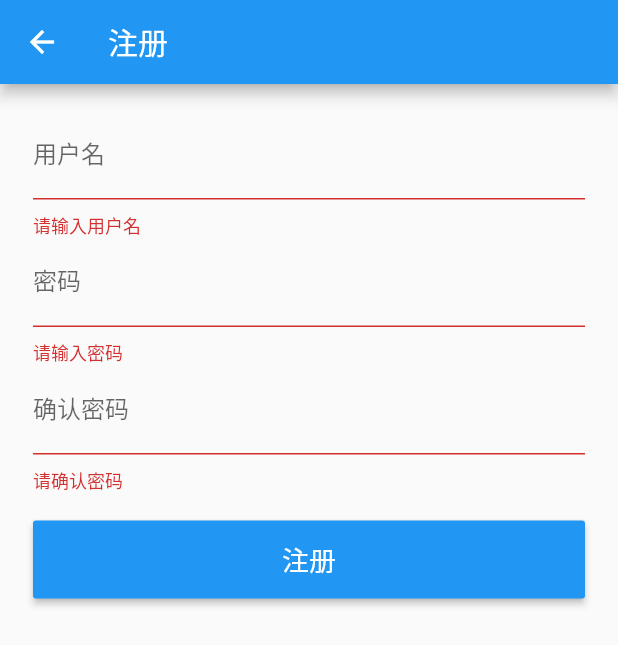
After one commit to Oaman/FlutterX, a Flutter app: the RegisterPage screen opened directly, after a tap on "注册", on a phone screen of 412 x 824 dp. The commit adds this screen. Shown: the top 645 px of the screen. Run offline on Flutter 3.47's test engine with Material 2 defaults, Android fonts, the phone set to English and light mode, and no system bars; our stand-ins replace cookie_jar, dio, dio_cookie_manager, event_bus, shared_preferences, toast; missing offline and left inert: banner_view, flukit, flutter_webview_plugin; accounts and stored records are empty; network calls fail; statements that could not run were skipped.

Commit message:
add register page

```diff
--- a/lib/common/http/api.dart
+++ b/lib/common/http/api.dart
@@ -11,6 +11,9 @@ class Api {
 
   //登录
   static const String LOGIN = "user/login";
+
+  //注册
+  static const String REGISTER = "user/register";
 
   static init() async {
     _http = HttpManager.getInstance();
@@ -26,6 +29,13 @@ class Api {
     return await _http.request(LOGIN, data: formData, method: "post");
   }
 
+  static register(String name, String pwd) async {
+    ///必须使用Form表单提交
+    var formData = FormData.fromMap(
+        {"username": name, "password": pwd, "repassword": pwd});
+    return await _http.request(REGISTER, data: formData, method: "post");
+  }
+
   static void clearCookie() {
     _http.clearCookie();
   }
--- a/lib/common/http/http_manager.dart
+++ b/lib/common/http/http_manager.dart
@@ -50,5 +50,7 @@ class HttpManager {
     }
   }
 
-  void clearCookie() {}
+  void clearCookie() {
+    _persistCookieJar.deleteAll();
+  }
 }
--- a/lib/ui/pages/login_page.dart
+++ b/lib/ui/pages/login_page.dart
@@ -3,6 +3,7 @@ import 'package:flutter/material.dart';
 import 'package:flutter_app/common/event/events.dart';
 import 'package:flutter_app/common/http/api.dart';
 import 'package:flutter_app/manager/app_manager.dart';
+import 'package:flutter_app/ui/pages/register_page.dart';
 import 'package:toast/toast.dart';
 
 class LoginPage extends StatefulWidget {
@@ -36,6 +37,7 @@ class _LoginPageState extends State<LoginPage> {
               _buildUserName(),
               _buildPassword(),
               _buildLogin(),
+              _buildRegister(),
             ],
           )),
     );
@@ -109,6 +111,30 @@ class _LoginPageState extends State<LoginPage> {
     );
   }
 
+  Widget _buildRegister() {
+    return Padding(
+      padding: EdgeInsets.only(top: 10.0),
+      child: Row(
+        mainAxisAlignment: MainAxisAlignment.center,
+        children: <Widget>[
+          Text('没有账号？'),
+          GestureDetector(
+            child: Text(
+              '点击注册',
+              style: TextStyle(color: Colors.green),
+            ),
+            onTap: () async {
+              ///进入注册
+              Navigator.push(context, MaterialPageRoute(builder: (_) {
+                return RegisterPage();
+              }));
+            },
+          ),
+        ],
+      ),
+    );
+  }
+
   void _doLogin() async {
     _pwdNode.unfocus();
     if (_formKey.currentState.validate()) {
@@ -120,6 +146,7 @@ class _LoginPageState extends State<LoginPage> {
           });
 
       var result = await Api.login(_userName, _password);
+      print("登录结果：$result");
 
       ///关闭loading dialog
       Navigator.pop(context);
--- /dev/null
+++ b/lib/ui/pages/register_page.dart
@@ -0,0 +1,177 @@
+import 'package:flutter/material.dart';
+import 'package:flutter/widgets.dart';
+import 'package:flutter_app/common/http/api.dart';
+import 'package:toast/toast.dart';
+
+class RegisterPage extends StatefulWidget {
+  @override
+  State<StatefulWidget> createState() {
+    return _RegisterPageState();
+  }
+}
+
+class _RegisterPageState extends State<RegisterPage> {
+  final _formKey = GlobalKey<FormState>();
+  final _scaffoldKey = GlobalKey<ScaffoldState>();
+
+  FocusNode _userNameNode = new FocusNode();
+  FocusNode _pwdNode = new FocusNode();
+  FocusNode _pwd2Node = new FocusNode();
+
+  String _username, _pwd, _pwd2;
+
+  @override
+  Widget build(BuildContext context) {
+    return Scaffold(
+      key: _scaffoldKey,
+      appBar: AppBar(
+        title: Text("注册"),
+      ),
+      //Form
+      body: Form(
+          key: _formKey,
+          child: ListView(
+            //因爲輸入框會彈出軟鍵盤 所以使用了一個滑動的View
+            padding: EdgeInsets.fromLTRB(22.0, 18.0, 22.0, 0.0),
+            children: <Widget>[
+              _buildUserName(),
+              _buildPwd(),
+              _buildPwd2(),
+              _buildRegister(),
+            ],
+          )),
+    );
+  }
+
+  Widget _buildUserName() {
+    return TextFormField(
+      focusNode: _userNameNode,
+      //以用户名输入框 为默认焦点，则进入页面会自动弹出软键盘
+      autofocus: true,
+      decoration: InputDecoration(
+        labelText: "用户名",
+      ),
+      //  如键盘动作类型
+      textInputAction: TextInputAction.next,
+      onEditingComplete: () {
+        //按下action 的响应
+        FocusScope.of(context).requestFocus(_pwdNode);
+      },
+      //校验
+      validator: (String value) {
+        if (value.trim().isEmpty) {
+          //错误提示
+          return "请输入用户名";
+        }
+        _username = value;
+      },
+    );
+  }
+
+  Widget _buildPwd() {
+    return TextFormField(
+      focusNode: _pwdNode,
+      //以用户名输入框 为默认焦点，则进入页面会自动弹出软键盘
+      autofocus: true,
+      decoration: InputDecoration(
+        labelText: "密码",
+      ),
+      //  如键盘动作类型
+      textInputAction: TextInputAction.next,
+      onEditingComplete: () {
+        //按下action 的响应
+        FocusScope.of(context).requestFocus(_pwd2Node);
+      },
+      //校验
+      validator: (String value) {
+        if (value.trim().isEmpty) {
+          //错误提示
+          return "请输入密码";
+        }
+        _pwd = value;
+      },
+    );
+  }
+
+  Widget _buildPwd2() {
+    return TextFormField(
+      focusNode: _pwd2Node,
+      //以用户名输入框 为默认焦点，则进入页面会自动弹出软键盘
+      autofocus: true,
+      decoration: InputDecoration(
+        labelText: "确认密码",
+      ),
+      //  如键盘动作类型
+      textInputAction: TextInputAction.go,
+      onEditingComplete: () {
+        //按下action 的响应
+        _click();
+      },
+      //校验
+      validator: (String value) {
+        if (value.trim().isEmpty) {
+          //错误提示
+          return "请确认密码";
+        }
+
+        if (_pwd != value) {
+          return "两次密码输入不一致";
+        }
+        _pwd2 = value;
+      },
+    );
+  }
+
+  Widget _buildRegister() {
+    ///Container:装饰性容器
+    return Container(
+      height: 52.0,
+      margin: EdgeInsets.only(top: 18.0),
+      child: RaisedButton(
+        child: Text(
+          "注册",
+          style: TextStyle(color: Colors.white, fontSize: 18.0),
+        ),
+        color: Theme.of(context).primaryColor,
+        onPressed: _click,
+      ),
+    );
+  }
+
+  _click() async {
+    //点击注册按钮 让软键盘隐藏
+    _userNameNode.unfocus();
+    _pwdNode.unfocus();
+    _pwd2Node.unfocus();
+
+    //校验输入内容
+    if (_formKey.currentState.validate()) {
+      //弹出一个加载框
+      // barrierDismissible： 不允许按返回dismiss
+      showDialog(
+          context: context,
+          barrierDismissible: false,
+          builder: (_) {
+            return Center(
+              child: CircularProgressIndicator(),
+            );
+          });
+
+      var result = await Api.register(_username, _pwd);
+      print("注册结果：$result");
+      //对话框dismiss
+      Navigator.pop(context);
+      if (result['errorCode'] == -1) {
+        var error = result['errorMsg'];
+        //弹出提示
+        _scaffoldKey.currentState.showSnackBar(SnackBar(
+          content: Text(error),
+        ));
+        // Toast.show(error, context,gravity: Toast.CENTER);
+      } else {
+        Toast.show("注册成功!", context, gravity: Toast.CENTER);
+        Navigator.pop(context);
+      }
+    }
+  }
+}
```
